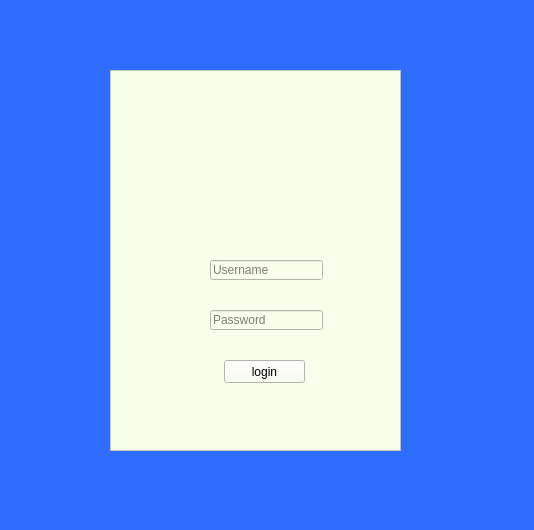
The window that formlogin.ui (wahyu-pro/pyqtchallenge5) describes before a commit, drawn with Qt 5.
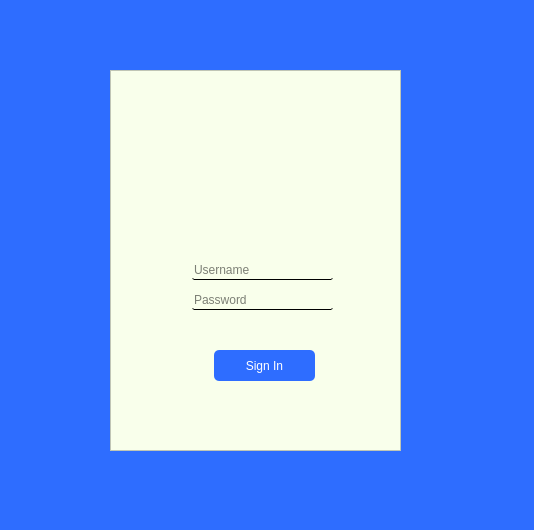
The same window after the commit. Icons and pictures are not drawn.

Patch:
```diff
--- a/formlogin.ui
+++ b/formlogin.ui
@@ -37,10 +37,10 @@
    <widget class="QLabel" name="label">
     <property name="geometry">
      <rect>
-      <x>100</x>
-      <y>50</y>
-      <width>111</width>
-      <height>81</height>
+      <x>110</x>
+      <y>70</y>
+      <width>81</width>
+      <height>91</height>
      </rect>
     </property>
     <property name="text">
@@ -56,12 +56,16 @@
    <widget class="QLineEdit" name="lineEdit">
     <property name="geometry">
      <rect>
-      <x>100</x>
+      <x>82</x>
       <y>190</y>
-      <width>113</width>
+      <width>141</width>
       <height>20</height>
      </rect>
     </property>
+    <property name="styleSheet">
+     <string notr="true">border-radius:2px;
+border-bottom:1px solid #000000</string>
+    </property>
     <property name="placeholderText">
      <string>Username</string>
     </property>
@@ -69,12 +73,16 @@
    <widget class="QLineEdit" name="lineEdit_2">
     <property name="geometry">
      <rect>
-      <x>100</x>
-      <y>240</y>
-      <width>113</width>
+      <x>82</x>
+      <y>220</y>
+      <width>141</width>
       <height>20</height>
      </rect>
     </property>
+    <property name="styleSheet">
+     <string notr="true">border-radius:2px;
+border-bottom:1px solid #000000</string>
+    </property>
     <property name="placeholderText">
      <string>Password</string>
     </property>
@@ -82,14 +90,20 @@
    <widget class="QPushButton" name="pushButton">
     <property name="geometry">
      <rect>
-      <x>114</x>
-      <y>290</y>
-      <width>81</width>
-      <height>23</height>
+      <x>104</x>
+      <y>280</y>
+      <width>101</width>
+      <height>31</height>
      </rect>
     </property>
+    <property name="styleSheet">
+     <string notr="true">background-color: rgb(46, 109, 255);
+padding:7px;
+border-radius:5px;
+color:rgb(255, 255, 255)</string>
+    </property>
     <property name="text">
-     <string>login</string>
+     <string>Sign In</string>
     </property>
    </widget>
   </widget>
```
